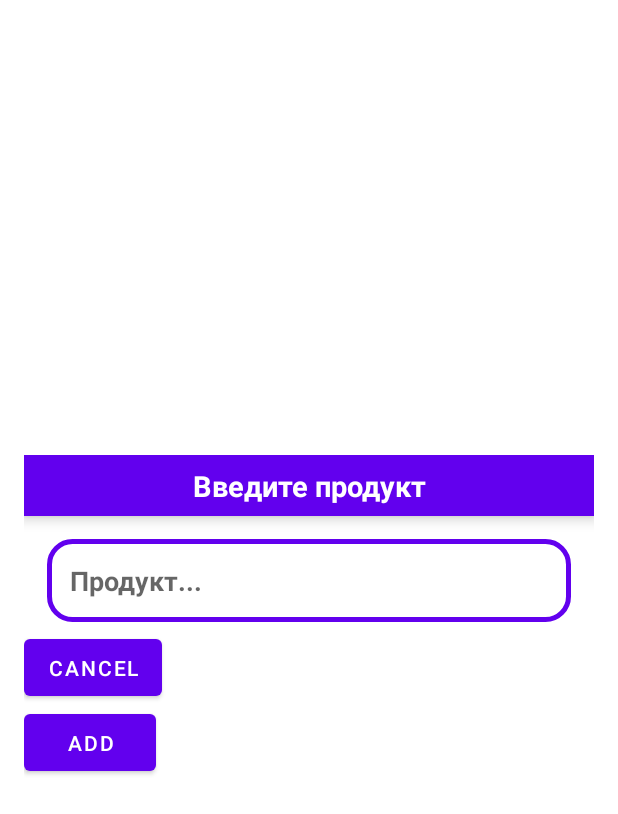
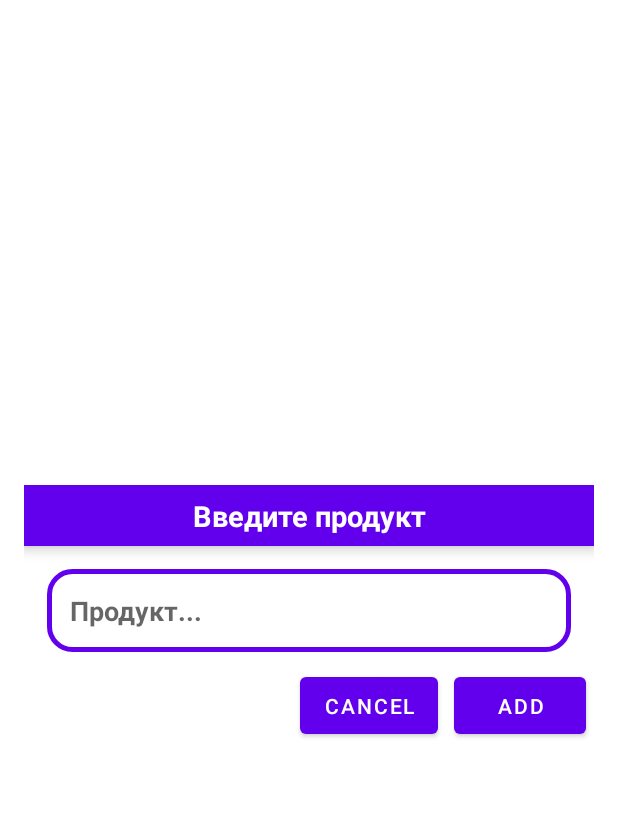
Before and after one commit to Kunkhozhaev/Bazar_application, an Android app: the layout item_add.xml on its own in the app's theme, with its tools: preview values and no code run, on a phone screen of 412 x 824 dp. Shown: the top 814 px of the screen. Run offline under Robolectric (Android 15) with nearby library versions, the phone set to English and light mode, and no system bars.

Commit message:
ADD & CANCEL edited. [] deleted from firestore ProductList

```diff
--- a/app/src/main/java/com/example/bazar/data/helper/ProductHelper.kt
+++ b/app/src/main/java/com/example/bazar/data/helper/ProductHelper.kt
@@ -33,7 +33,8 @@ class ProductHelper(
                 val resource = it.data!!.values
                 val itemList = mutableListOf<Product>()
                 resource.forEach {
-                    it.toString().split(",").forEach{
+                    val temp = it.toString().substring(1, it.toString().length - 1)
+                    temp.split(",").forEach{
                         itemList.add(Product(it))
                     }
                 }
--- a/app/src/main/res/layout/item_add.xml
+++ b/app/src/main/res/layout/item_add.xml
@@ -40,19 +40,27 @@
             android:layout_marginTop="15dp"
             android:layout_marginBottom="5dp"/>
 
+        <LinearLayout
+            android:layout_width="match_parent"
+            android:layout_height="wrap_content"
+            android:orientation="horizontal"
+            android:gravity="right">
+
             <Button
                 android:id="@+id/cancel"
                 android:layout_width="wrap_content"
                 android:layout_height="50dp"
-            android:text="Cancel"
-            />
+                android:layout_margin="5dp"
+                android:text="Cancel" />
 
             <Button
                 android:id="@+id/btnAdd"
                 android:layout_width="wrap_content"
                 android:layout_height="50dp"
-            android:text="Add"
-            />
+                android:layout_margin="5dp"
+                android:text="Add" />
+
+        </LinearLayout>
 
     </LinearLayout>
 </LinearLayout>
```
Lines whose indentation alone changed are shown as unchanged.
